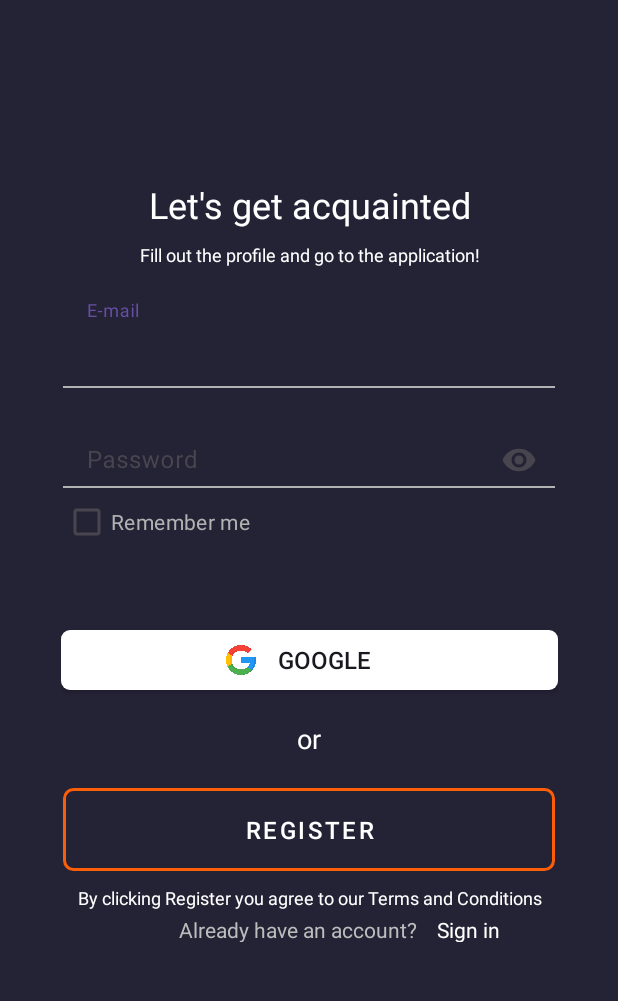
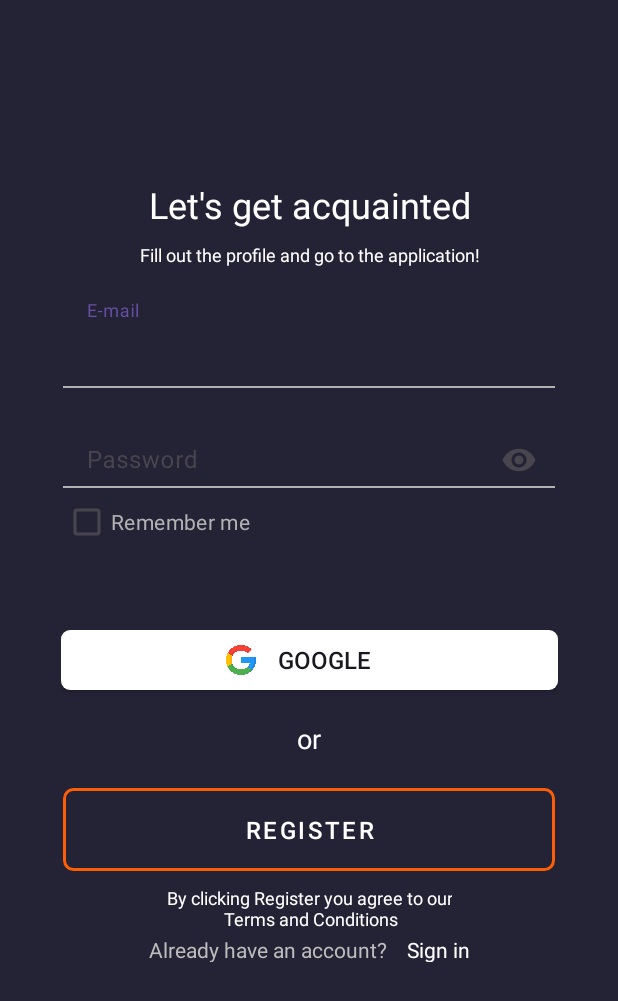
Before and after one commit to Aksonof/MyApplication, an Android app: the screen it shows after launch (AuthActivity), after a tap on "REGISTER", on a phone screen of 412 x 824 dp. Shown: the top 1001 px of the screen. Run offline under Robolectric (Android 15) with nearby library versions, the phone set to English and light mode, and no system bars.

```diff
--- a/app/src/main/java/com/example/myapplication/AuthActivity.kt
+++ b/app/src/main/java/com/example/myapplication/AuthActivity.kt
@@ -1,9 +1,11 @@
 package com.example.myapplication
 
+import android.app.ActivityOptions
 import android.content.Intent
 import android.content.SharedPreferences
 import android.os.Bundle
 import android.os.Handler
+import android.os.HandlerThread
 import android.text.TextUtils
 import android.util.Patterns
 import android.view.KeyEvent
@@ -21,28 +23,33 @@ class AuthActivity : AppCompatActivity() {
     override fun onCreate(savedInstanceState: Bundle?) {
         super.onCreate(savedInstanceState)
         setContentView(R.layout.activity_auth)
-        val userEmail =
+
+        var email: String
+        var pass: String
+        val emailView =
             findViewById<com.google.android.material.textfield.TextInputEditText>(R.id.emailEditText)
-        val userPass =
+        val passView =
             findViewById<com.google.android.material.textfield.TextInputEditText>(R.id.passEditText)
         val registerButton =
             findViewById<androidx.appcompat.widget.AppCompatButton>(R.id.registerButton)
+        val checkBox = findViewById<CheckBox>(R.id.rememberMeCheckBox)
         val intent = Intent(this, MainActivity::class.java)
-
-        val checkBox = findViewById<CheckBox>(R.id.rememberMeCheckBox)
         sharedPref = getSharedPreferences("autoLog", MODE_PRIVATE)
 
-        userEmail.setText(sharedPref.getString("email", ""))
-        userPass.setText(sharedPref.getString("pass", ""))
+        emailView.setText(sharedPref.getString("email", ""))
+        passView.setText(sharedPref.getString("pass", ""))
 
-        var email: String
-        var pass: String
+        /*
+        * This code handles the registration button click. It reads email and password input,
+        * checks if they are correct, saves them in SharedPreferences if a checkbox is checked,
+        * and starts a new activity with custom animation. If the data is invalid,
+        * it displays an error toast.
+        * */
+        registerButton.setOnClickListener {
+            email = emailView.text.toString()
+            pass = passView.text.toString()
 
-        registerButton.setOnClickListener {
-            email = userEmail.text.toString()
-            pass = userPass.text.toString()
-
-            if (isValidEmail(userEmail.text.toString()) && isValidPass(userPass.text.toString())) {
+            if (isValidEmail(email) && isValidPass(pass)) {
                 if (checkBox.isChecked) {
                     val editor = sharedPref.edit()
                     editor.putString("email", email)
@@ -50,8 +57,9 @@ class AuthActivity : AppCompatActivity() {
                     editor.apply()
                 }
                 intent.putExtra("email", email)
-                startActivity(intent)
-                overridePendingTransition(R.anim.fade_in, R.anim.fade_out)
+                val options =
+                    ActivityOptions.makeCustomAnimation(this, R.anim.fade_in, R.anim.fade_out)
+                startActivity(intent, options.toBundle())
             } else {
                 Toast.makeText(
                     this,
@@ -60,94 +68,105 @@ class AuthActivity : AppCompatActivity() {
             }
         }
 
-        userEmail.setOnEditorActionListener { _, actionId, event ->
+        /*
+        * This code handles the "Done" or "Enter" click. It validates the entered email, displays
+        * an error message if it's invalid, and returns true.
+        * If the action is not "Done" or "Enter," it returns false.
+        * */
+        emailView.setOnEditorActionListener { _, actionId, event ->
             if (actionId == EditorInfo.IME_ACTION_DONE ||
                 (event.action == KeyEvent.ACTION_DOWN && event.keyCode == KeyEvent.KEYCODE_ENTER)
             ) {
-                email = userEmail.text.toString()
-                if (isValidEmail(email)) {
-                    true
-                } else {
-                    userEmail.error = "Use the correct email format"
-                    true
+                if (!isValidEmail(emailView.text.toString())) {
+                    emailView.error = "Use the correct email format"
                 }
+                true
             } else {
                 false
             }
         }
 
-        userEmail.onFocusChangeListener = View.OnFocusChangeListener { _, hasFocus ->
+        /*
+        * When the field loses focus, it checks if the entered email is valid.
+        * If not, it sets an error message.
+        * */
+        emailView.onFocusChangeListener = View.OnFocusChangeListener { _, hasFocus ->
             if (!hasFocus) {
-                email = userEmail.text.toString()
-                if (isValidEmail(email)) {
-                    // to do
-                } else {
-                    userEmail.error = "Use the correct email format"
+                if (!isValidEmail(emailView.text.toString())) {
+                    emailView.error = "Use the correct email format"
                 }
             }
         }
 
-
-        userPass.setOnEditorActionListener { _, actionId, event ->
-
-            val passLayout =
-                findViewById<TextInputLayout>(R.id.passInputLayout)
-
+        /*
+        * This code handles the "Done" or "Enter" click. It validates the entered pass,
+        * removes the icon password toggle for 6 seconds to show the password format and then
+        * sets it back.
+        * If the action is not "Done" or "Enter," it returns false.
+        * */
+        passView.setOnEditorActionListener { _, actionId, event ->
             if (actionId == EditorInfo.IME_ACTION_DONE ||
                 (event.action == KeyEvent.ACTION_DOWN && event.keyCode == KeyEvent.KEYCODE_ENTER)
             ) {
-                pass = userPass.text.toString()
+                if (!isValidPass(passView.text.toString())) {
+                    val passLayout =
+                        findViewById<TextInputLayout>(R.id.passInputLayout)
+                    val handlerThread = HandlerThread("MyHandlerThread")
+                    handlerThread.start()
+                    val handler = Handler(handlerThread.looper)
+                    passLayout.endIconMode = TextInputLayout.END_ICON_NONE
+                    passView.error = "Password: 6+ chars, Aa-Zz, 0-9"
+                    handler.postDelayed({
+                        passView.error = null
+                        passLayout.endIconMode = TextInputLayout.END_ICON_PASSWORD_TOGGLE
 
-                if (isValidPass(pass)) {
-                    true
-                } else {
-
-                    val handler = Handler()
-                    passLayout.endIconMode = TextInputLayout.END_ICON_NONE
-                    userPass.error = "Password: 6+ chars, Aa-Zz, 0-9"
-
-                    handler.postDelayed({
-                        userPass.error = null
-                        passLayout.endIconMode = TextInputLayout.END_ICON_PASSWORD_TOGGLE
-                    }, 4000)
-
-
-                    true
+                    }, 6000)
+                    handlerThread.quitSafely()
                 }
+                true
             } else {
                 false
             }
         }
 
-        userPass.onFocusChangeListener = View.OnFocusChangeListener { _, hasFocus ->
+        /*
+        * When the field loses focus, it validates the entered pass, removes the icon password
+        * toggle for 6 seconds to show the password format and then sets it back.
+        * */
+        passView.onFocusChangeListener = View.OnFocusChangeListener { _, hasFocus ->
             if (!hasFocus) {
-                pass = userPass.text.toString()
-                if (isValidPass(pass)) {
-                    // to do
-                } else {
-                    val handler = Handler()
+                if (!isValidPass(passView.text.toString())) {
                     val passLayout =
                         findViewById<TextInputLayout>(R.id.passInputLayout)
+                    val handlerThread = HandlerThread("MyHandlerThread")
+                    handlerThread.start()
+                    val handler = Handler(handlerThread.looper)
                     passLayout.endIconMode = TextInputLayout.END_ICON_NONE
-
-                    userPass.error = "Password: 6+ chars, Aa-Zz, 0-9"
+                    passView.error = "Password: 6+ chars, Aa-Zz, 0-9"
                     handler.postDelayed({
-                        userPass.error = null
+                        passView.error = null
                         passLayout.endIconMode = TextInputLayout.END_ICON_PASSWORD_TOGGLE
-                    }, 4000)
+                    }, 6000)
+                    handlerThread.quitSafely()
                 }
             }
         }
     }
 
-
+    /*
+    * It uses a regular expression to ensure that the password contains at least 6 characters,
+    * including a mix of uppercase and lowercase letters (Aa-Zz) and numeric digits (0-9).
+    * */
     private fun isValidPass(pass: String): Boolean {
         val regex = Regex("^[A-Za-z0-9]{6,}$")
         return regex.matches(pass)
     }
 
+    /*
+    *  It returns true if the email is not empty and matches the standard email address pattern;
+    * otherwise, it returns false.
+    * */
     private fun isValidEmail(email: String): Boolean {
         return (!TextUtils.isEmpty(email) && Patterns.EMAIL_ADDRESS.matcher(email).matches())
     }
-
 }
--- a/app/src/main/res/layout-night/activity_auth.xml
+++ b/app/src/main/res/layout-night/activity_auth.xml
@@ -106,7 +106,7 @@
 
     <FrameLayout
         android:layout_width="331dp"
-        android:layout_height="208dp"
+        android:layout_height="221dp"
 
         android:layout_marginTop="420dp"
         app:layout_constraintEnd_toEndOf="parent"
@@ -164,8 +164,8 @@
             android:layout_width="45dp"
             android:layout_height="18dp"
             android:layout_gravity="bottom|end"
-            android:layout_marginHorizontal="35dp"
-            android:text="Sign in"
+            android:layout_marginHorizontal="55dp"
+            android:text="@string/Sign_in"
             android:textColor="?android:textColorPrimary"
             android:textSize="14sp"
             tools:ignore="HardcodedText" />
@@ -175,7 +175,9 @@
             android:layout_width="173dp"
             android:layout_height="18dp"
             android:layout_gravity="bottom|center"
-            android:text="Already have an account?"
+            android:layout_marginEnd="20dp"
+            android:text="@string/Already_have"
+
             android:textColor="?android:textColorSecondary"
             android:textSize="14sp"
             tools:ignore="HardcodedText" />
--- a/app/src/main/res/layout/activity_auth.xml
+++ b/app/src/main/res/layout/activity_auth.xml
@@ -107,7 +107,7 @@
 
     <FrameLayout
         android:layout_width="331dp"
-        android:layout_height="208dp"
+        android:layout_height="221dp"
 
         android:layout_marginTop="420dp"
         app:layout_constraintEnd_toEndOf="parent"
@@ -153,34 +153,33 @@
             android:textSize="16sp" />
 
         <TextView
-            android:layout_width="328dp"
+            android:layout_width="wrap_content"
             android:layout_height="wrap_content"
             android:layout_gravity="top|center"
             android:layout_marginTop="170dp"
             android:text="@string/Term"
+            android:textColor="@color/white"
             android:textAlignment="center"
-            android:textColor="@color/white"
             android:textSize="12sp" />
 
         <TextView
             android:layout_width="45dp"
             android:layout_height="18dp"
             android:layout_gravity="bottom|end"
-            android:layout_marginHorizontal="35dp"
-            android:text="Sign in"
+            android:layout_marginHorizontal="55dp"
+            android:text="@string/Sign_in"
             android:textColor="@color/white"
-            android:textSize="14sp"
-            tools:ignore="HardcodedText" />
+            android:textSize="14sp" />
 
 
         <TextView
             android:layout_width="173dp"
             android:layout_height="18dp"
             android:layout_gravity="bottom|center"
-            android:text="Already have an account?"
+            android:layout_marginEnd="20dp"
+            android:text="@string/Already_have"
             android:textColor="@color/gray_dark"
-            android:textSize="14sp"
-            tools:ignore="HardcodedText" />
+            android:textSize="14sp" />
 
     </FrameLayout>
 
--- a/app/src/main/res/layout/activity_main.xml
+++ b/app/src/main/res/layout/activity_main.xml
@@ -83,7 +83,7 @@
         app:layout_constraintStart_toStartOf="parent" />
 
     <TextView
-        android:layout_width="98dp"
+        android:layout_width="wrap_content"
         android:layout_height="18dp"
         android:layout_marginVertical="305dp"
         android:layout_marginLeft="131dp"
@@ -100,7 +100,7 @@
 
 
     <TextView
-        android:layout_width="46dp"
+        android:layout_width="wrap_content"
         android:layout_height="18dp"
         android:layout_marginVertical="271dp"
         android:layout_marginLeft="157dp"
@@ -140,7 +140,7 @@
         app:layout_constraintTop_toTopOf="parent">
 
         <TextView
-            android:layout_width="93dp"
+            android:layout_width="wrap_content"
             android:layout_height="31dp"
             android:layout_gravity="start|center_vertical"
             android:background="@android:color/transparent"
--- a/app/src/main/res/values/strings.xml
+++ b/app/src/main/res/values/strings.xml
@@ -33,7 +33,10 @@
 
     <string name="Register">REGISTER</string>
 
-    <string name="Term">By clicking Register you agree to our Terms
-        and Conditions</string>
+    <string name="Term">By clicking Register you agree to our\n Terms and Conditions</string>
+
+    <string name="Already_have">Already have an account?</string>
+
+    <string name="Sign_in">Sign in</string>
 
 </resources>
--- a/build.gradle.kts
+++ b/build.gradle.kts
@@ -1,5 +1,5 @@
 // Top-level build file where you can add configuration options common to all sub-projects/modules.
 plugins {
-    id("com.android.application") version "8.2.0" apply false
+    id("com.android.application") version "8.2.1" apply false
     id("org.jetbrains.kotlin.android") version "1.9.10" apply false
 }
```
Also changed, not shown: app/src/main/java/com/example/myapplication/MainActivity.kt (+12 -2 lines), 1 other file.
